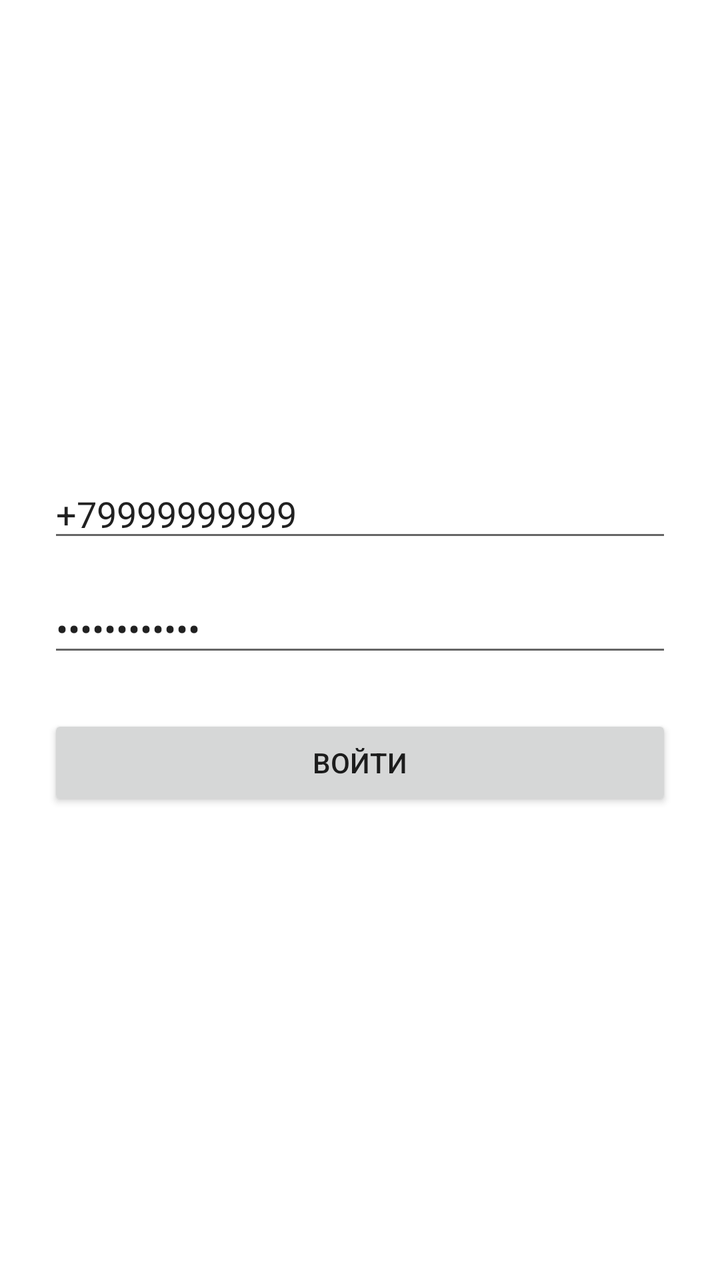
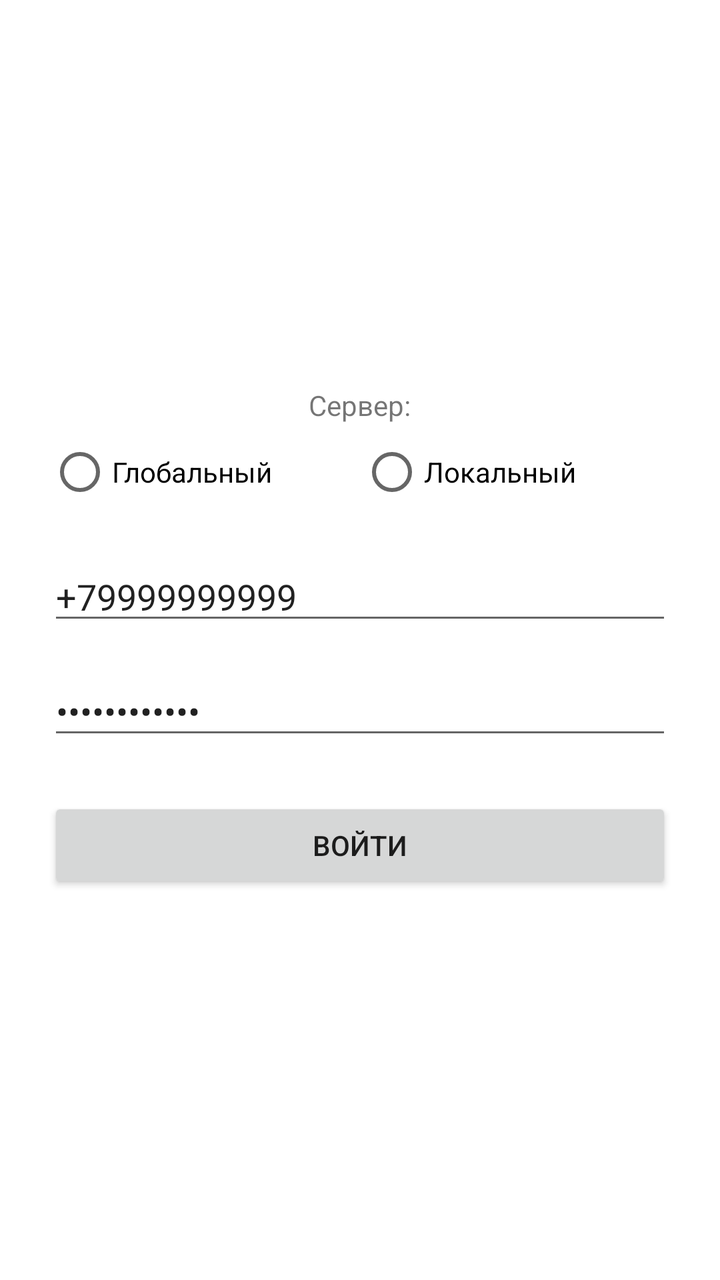

Screens rendered from an Android XML layout before and after an edit, with the pre-edit source and the edit as a unified diff.
<!-- AndroidManifest.xml: application theme Theme.SMSPush -->
<!-- res/layout/activity_login.xml -->
<?xml version="1.0" encoding="utf-8"?>
<LinearLayout xmlns:android="http://schemas.android.com/apk/res/android"
    android:layout_width="match_parent"
    android:layout_height="match_parent"
    android:gravity="center"
    android:orientation="vertical"
    android:padding="24dp">

    <EditText
        android:id="@+id/etLogin"
        android:layout_width="match_parent"
        android:layout_height="wrap_content"
        android:hint="Логин"
        android:text="+79999999999"
        android:inputType="text" />

    <EditText
        android:id="@+id/etPassword"
        android:layout_width="match_parent"
        android:layout_height="wrap_content"
        android:hint="Пароль"
        android:inputType="textPassword"
        android:text="fghvbn123rty"
        android:layout_marginTop="16dp" />

    <Button
        android:id="@+id/btnLogin"
        android:layout_width="match_parent"
        android:layout_height="wrap_content"
        android:layout_marginTop="24dp"
        android:text="Войти" />

    <TextView
        android:id="@+id/tvError"
        android:layout_width="match_parent"
        android:layout_height="wrap_content"
        android:layout_marginTop="16dp"
        android:textColor="#FF0000"
        android:gravity="center"
        android:visibility="gone" />

    <ProgressBar
        android:id="@+id/progressBar"
        android:layout_width="wrap_content"
        android:layout_height="wrap_content"
        android:layout_marginTop="24dp"
        android:visibility="gone" />

</LinearLayout>
<!-- resources referenced by this layout -->
<resources>
  <style name="Theme.SMSPush" parent="Theme.MaterialComponents.DayNight.DarkActionBar">
          
          <item name="colorPrimary">#3F51B5</item>
          <item name="colorPrimaryVariant">@color/purple_700</item>
          <item name="colorOnPrimary">@color/white</item>
          
          <item name="colorSecondary">@color/teal_200</item>
          <item name="colorSecondaryVariant">@color/teal_700</item>
          <item name="colorOnSecondary">@color/black</item>
          
          <item name="android:statusBarColor">?attr/colorPrimaryVariant</item>
          
      </style>
  <color name="purple_700">#FF3700B3</color>
  <color name="white">#FFFFFFFF</color>
  <color name="teal_200">#FF03DAC5</color>
  <color name="teal_700">#FF018786</color>
  <color name="black">#FF000000</color>
</resources>

<!-- the commit's change to res/layout/activity_login.xml (unified diff, before → after) -->
@@ -1,10 +1,36 @@
-<?xml version="1.0" encoding="utf-8"?>
 <LinearLayout xmlns:android="http://schemas.android.com/apk/res/android"
     android:layout_width="match_parent"
     android:layout_height="match_parent"
     android:gravity="center"
     android:orientation="vertical"
     android:padding="24dp">
+
+    <TextView
+        android:layout_width="wrap_content"
+        android:layout_height="wrap_content"
+        android:text="Сервер:" />
+
+    <RadioGroup
+        android:id="@+id/loginServerRadioGroup"
+        android:layout_width="match_parent"
+        android:layout_height="wrap_content"
+        android:orientation="horizontal"
+        android:layout_marginBottom="16dp">
+
+        <RadioButton
+            android:id="@+id/loginRbGlobal"
+            android:layout_width="0dp"
+            android:layout_height="wrap_content"
+            android:layout_weight="1"
+            android:text="Глобальный" />
+
+        <RadioButton
+            android:id="@+id/loginRbLocal"
+            android:layout_width="0dp"
+            android:layout_height="wrap_content"
+            android:layout_weight="1"
+            android:text="Локальный" />
+    </RadioGroup>
 
     <EditText
         android:id="@+id/etLogin"
